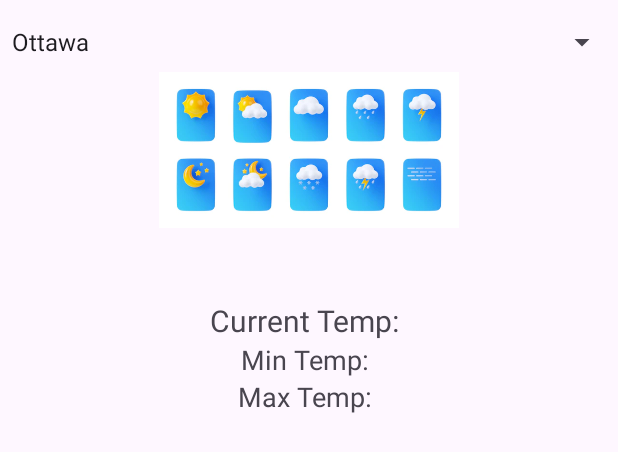
After one commit to arrya13n/CP670, an Android app: the layout activity_weather_forecast.xml on its own in the app's theme, with its tools: preview values and no code run, on a phone screen of 412 x 824 dp. The commit adds this screen. Shown: the top 452 px of the screen. Run offline under Robolectric (Android 15) with nearby library versions, the phone set to English and light mode, and no system bars.

Commit message:
FinishedAssignment3,Part 2

```diff
--- a/app/build.gradle
+++ b/app/build.gradle
@@ -23,8 +23,8 @@ android {
         }
     }
     compileOptions {
-        sourceCompatibility JavaVersion.VERSION_1_8
-        targetCompatibility JavaVersion.VERSION_1_8
+        sourceCompatibility JavaVersion.VERSION_16
+        targetCompatibility JavaVersion.VERSION_16
     }
     buildFeatures {
         viewBinding true
--- a/app/src/main/AndroidManifest.xml
+++ b/app/src/main/AndroidManifest.xml
@@ -23,6 +23,9 @@
         android:supportsRtl="true"
         android:theme="@style/Theme.AndroidAssignments"
         tools:targetApi="31">
+        <activity
+            android:name=".WeatherForecast"
+            android:exported="true" />
         <activity
             android:name=".TestToolbar"
             android:exported="false"
--- /dev/null
+++ b/app/src/main/res/layout/activity_weather_forecast.xml
@@ -0,0 +1,63 @@
+<?xml version="1.0" encoding="utf-8"?>
+<RelativeLayout xmlns:android="http://schemas.android.com/apk/res/android"
+    android:layout_width="match_parent"
+    android:layout_height="match_parent"
+    android:paddingBottom="@dimen/activity_vertical_margin"
+    android:paddingLeft="@dimen/activity_horizontal_margin"
+    android:paddingRight="@dimen/activity_horizontal_margin"
+    android:paddingTop="@dimen/activity_vertical_margin">
+
+    <Spinner
+        android:id="@+id/cityspinner"
+        android:layout_width="match_parent"
+        android:layout_height="wrap_content"
+        android:layout_centerHorizontal="true"
+        android:layout_marginTop="16dp"
+        android:entries="@array/canadian_cities" />
+
+
+    <ImageView
+        android:id="@+id/imageViewWeather"
+        android:layout_width="200dp"
+        android:layout_height="200dp"
+        android:layout_centerHorizontal="true"
+        android:src="@drawable/weather" />
+
+
+    <TextView
+        android:id="@+id/textViewCurrentTemp"
+        android:layout_width="wrap_content"
+        android:layout_height="wrap_content"
+        android:layout_below="@id/imageViewWeather"
+        android:layout_centerHorizontal="true"
+        android:text="Current Temp: "
+        android:textSize="20dp" />
+
+
+    <TextView
+        android:id="@+id/textViewMinTemp"
+        android:layout_width="wrap_content"
+        android:layout_height="wrap_content"
+        android:layout_below="@id/textViewCurrentTemp"
+        android:layout_centerHorizontal="true"
+        android:text="Min Temp: "
+        android:textSize="18dp" />
+
+    <TextView
+        android:id="@+id/textViewMaxTemp"
+        android:layout_width="wrap_content"
+        android:layout_height="wrap_content"
+        android:layout_below="@id/textViewMinTemp"
+        android:layout_centerHorizontal="true"
+        android:text="Max Temp: "
+        android:textSize="18dp" />
+
+
+    <ProgressBar
+        android:id="@+id/progressbar"
+        style="?android:attr/progressBarStyleHorizontal"
+        android:layout_width="match_parent"
+        android:layout_height="wrap_content"
+        android:layout_centerVertical="true"
+        android:visibility="invisible" />
+</RelativeLayout>
--- /dev/null
+++ b/app/src/main/res/values/array.xml
@@ -0,0 +1,11 @@
+<?xml version="1.0" encoding="utf-8"?>
+<resources>
+    <string-array name="canadian_cities">
+        <item>Ottawa</item>
+        <item>Toronto</item>
+        <item>Waterloo</item>
+        <item>Vancouver</item>
+        <item>Calgary</item>
+        <item>Halifax</item>
+    </string-array>
+</resources>
--- a/app/src/main/res/values/dimens.xml
+++ b/app/src/main/res/values/dimens.xml
@@ -1,3 +1,5 @@
 <resources>
     <dimen name="fab_margin">16dp</dimen>
+    <dimen name="activity_vertical_margin" />
+    <dimen name="activity_horizontal_margin" />
 </resources>
--- a/app/src/main/res/values/strings.xml
+++ b/app/src/main/res/values/strings.xml
@@ -22,4 +22,5 @@
     <string name="testoolbar">Test Toolbar</string>
     <string name="lettericon">You clicked on letter icon</string>
     <string name="toolbar_alert">Do you want to go back?</string>
+    <string name="weatherforecast">Weather Forecast</string>
 </resources>
```
Also changed, not shown: app/src/main/java/com/example/androidassignments/MainActivity.java (+16 -1 lines), app/src/main/java/com/example/androidassignments/WeatherForecast.java (added, +471 -0 lines), app/src/main/res/layout/activity_main.xml (+18 -1 lines), app/src/main/res/drawable/weather.png (added), app/src/main/res/drawable/weather_icon.png (added), 1 other file.
